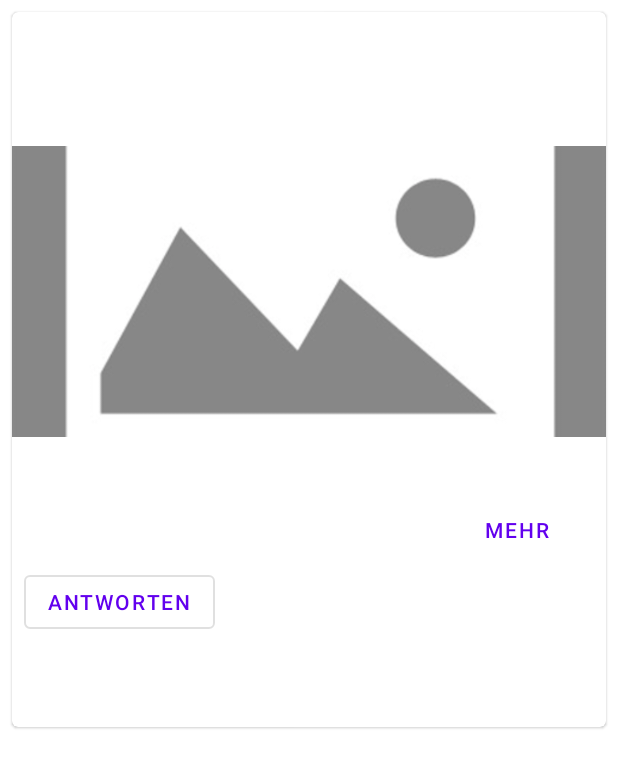
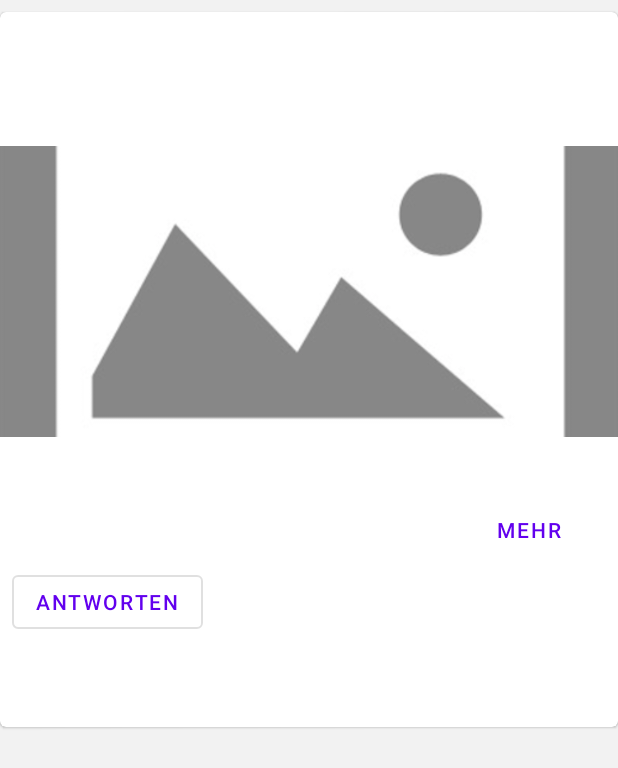
Before and after one commit to AnSrwn/MailingList, an Android app: the layout mail_list_view_item.xml on its own in the app's theme, with its tools: preview values and no code run, on a phone screen of 412 x 824 dp. Shown: the top 768 px of the screen. Run offline under Robolectric (Android 15) with nearby library versions, the phone set to English and light mode, and no system bars.

Commit message:
style: background color

```diff
--- a/app/src/main/res/layout/mail_list_view_item.xml
+++ b/app/src/main/res/layout/mail_list_view_item.xml
@@ -10,7 +10,8 @@
         android:id="@+id/card"
         android:layout_width="match_parent"
         android:layout_height="wrap_content"
-        android:layout_margin="8dp">
+        android:layout_marginTop="8dp"
+        android:layout_marginBottom="8dp">
 
         <LinearLayout
             android:layout_width="match_parent"
--- a/app/src/main/res/values/colors.xml
+++ b/app/src/main/res/values/colors.xml
@@ -7,4 +7,5 @@
     <color name="teal_700">#FF018786</color>
     <color name="black">#FF000000</color>
     <color name="white">#FFFFFFFF</color>
+    <color name="grey">#f2f2f2</color>
 </resources>
--- a/app/src/main/res/values/themes.xml
+++ b/app/src/main/res/values/themes.xml
@@ -12,5 +12,6 @@
         <!-- Status bar color. -->
         <item name="android:statusBarColor" tools:targetApi="l">?attr/colorPrimaryVariant</item>
         <!-- Customize your theme here. -->
+        <item name="android:windowBackground">@color/grey</item>
     </style>
 </resources>
```
